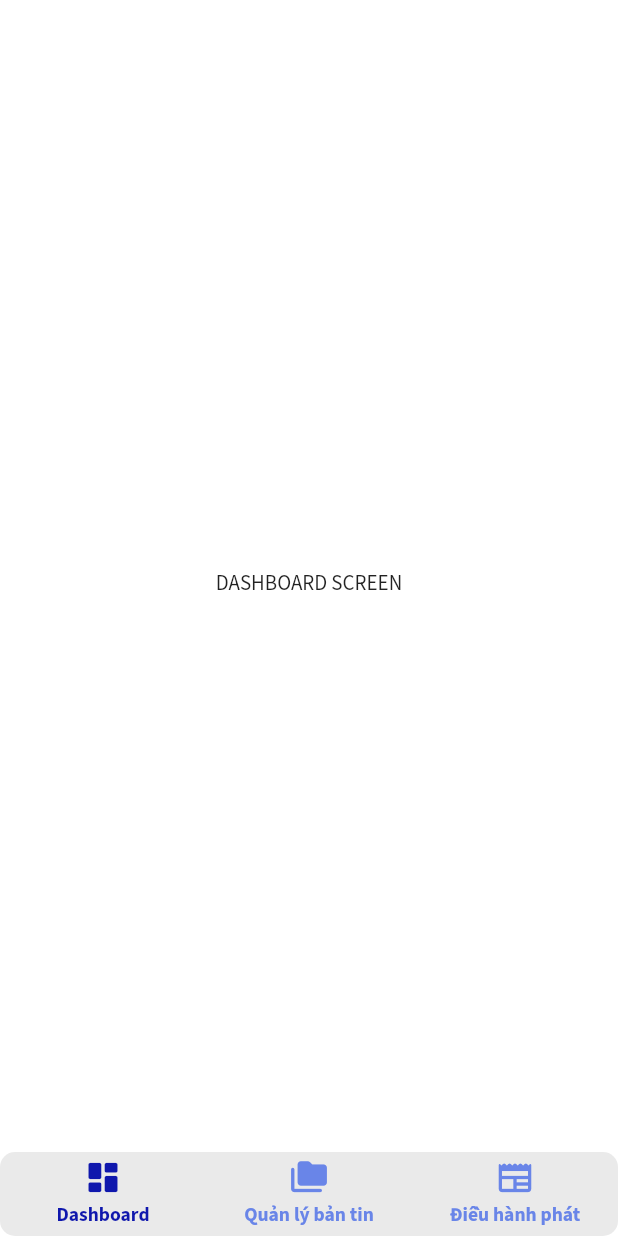
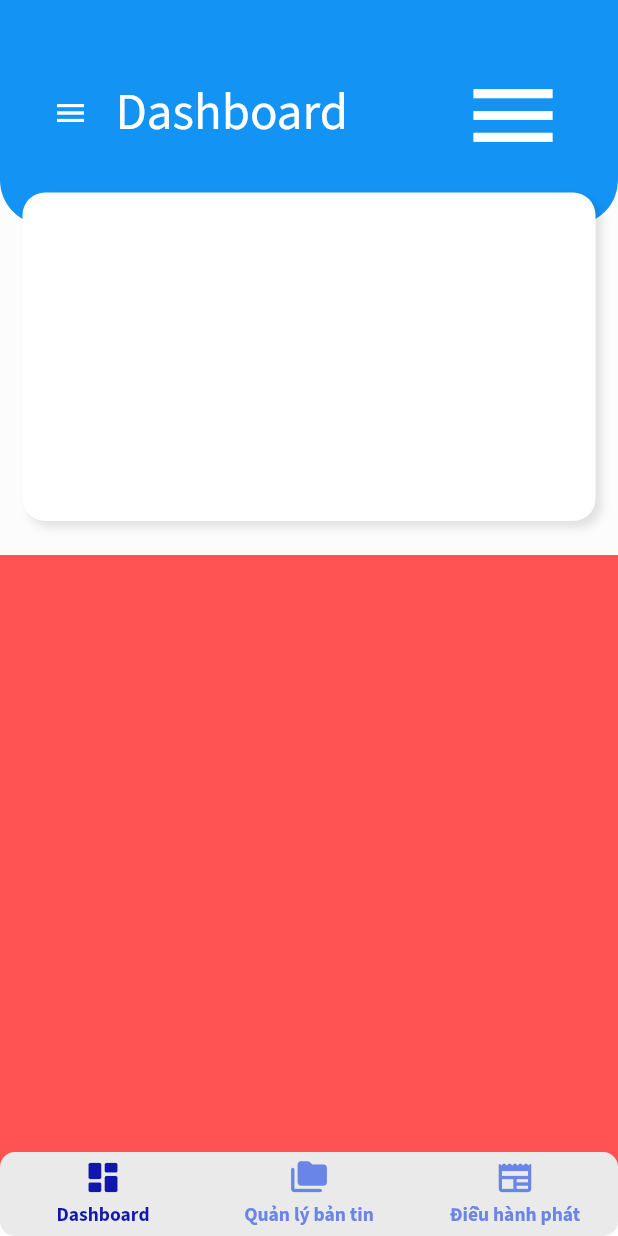
Before and after one commit to huynhthanhbach/mobile_ics_flutter, a Flutter app: the screen it shows after launch, on a phone screen of 412 x 824 dp. Run offline on Flutter 3.47's test engine with Material 2 defaults, Android fonts, the phone set to English and light mode, and no system bars; drawn by our look-alikes of persistent_bottom_nav_bar, persistent_bottom_nav_bar_v2; our stand-ins replace get, google_fonts.

Commit message:
update package

```diff
--- a/lib/controllers/home_controller.dart
+++ b/lib/controllers/home_controller.dart
@@ -4,7 +4,7 @@ import 'package:mobile_ics_flutter/core/helpers/constants.dart';
 import 'package:mobile_ics_flutter/views/dashboard/dashboard_screen.dart';
 import 'package:mobile_ics_flutter/views/news_management/news_management_screen.dart';
 import 'package:mobile_ics_flutter/views/operator/operator_screen.dart';
-import 'package:persistent_bottom_nav_bar/persistent-tab-view.dart';
+import 'package:persistent_bottom_nav_bar_v2/persistent-tab-view.dart';
 
 class HomeController extends GetxController {
   late PersistentTabController tabController;
--- a/lib/views/dashboard/dashboard_screen.dart
+++ b/lib/views/dashboard/dashboard_screen.dart
@@ -5,18 +5,101 @@ class DashboardScreen extends StatelessWidget {
 
   @override
   Widget build(BuildContext context) {
+    var size = MediaQuery.of(context).size;
     return Scaffold(
-      appBar: null,
       body: SafeArea(
+        child: SingleChildScrollView(
           child: Container(
+            width: double.infinity,
+            decoration: const BoxDecoration(
               color: Colors.white,
+            ),
+            child: Column(
+              children: [
+                Container(
+                  color: const Color(0xFFFCFCFC),
+                  height: 370,
+                  width: size.width,
+                  child: Stack(
+                    children: [
+                      Container(
+                        height: 150,
+                        decoration: const BoxDecoration(
+                          color: Color(0xFF1393f4),
+                          borderRadius: BorderRadius.only(
+                            bottomLeft: Radius.circular(30),
+                            bottomRight: Radius.circular(30),
+                          ),
+                        ),
+                        child: Column(
+                          mainAxisAlignment: MainAxisAlignment.center,
+                          children: [
+                            Container(
+                              height: 66,
+                              margin: const EdgeInsets.symmetric(
+                                horizontal: 35,
+                              ),
                               child: Row(
-            mainAxisAlignment: MainAxisAlignment.center,
+                                mainAxisAlignment:
+                                    MainAxisAlignment.spaceBetween,
+                                children: [
+                                  SizedBox(
+                                    child: Row(
                                       children: const [
-              Center(
-                child: Text("DASHBOARD SCREEN"),
+                                        Icon(
+                                          Icons.menu,
+                                          color: Colors.white,
+                                        ),
+                                        SizedBox(
+                                          width: 18,
+                                        ),
+                                        Text(
+                                          "Dashboard",
+                                          style: TextStyle(
+                                            color: Colors.white,
+                                            fontSize: 34,
+                                          ),
                                         )
                                       ],
+                                    ),
+                                  ),
+                                  const Icon(
+                                    Icons.menu,
+                                    size: 70,
+                                    color: Colors.white,
+                                  ),
+                                ],
+                              ),
+                            )
+                          ],
+                        ),
+                      ),
+                      Align(
+                        alignment: const Alignment(0, .7),
+                        child: Container(
+                          height: 219,
+                          margin: const EdgeInsets.symmetric(horizontal: 15),
+                          decoration: BoxDecoration(
+                              color: Colors.white,
+                              borderRadius: BorderRadius.circular(15),
+                              boxShadow: [
+                                BoxShadow(
+                                  color: Colors.black.withOpacity(0.1),
+                                  offset: const Offset(4, 4),
+                                  blurRadius: 4,
+                                ),
+                              ]),
+                        ),
+                      )
+                    ],
+                  ),
+                ),
+                Container(
+                  color: Colors.redAccent,
+                  height: 500,
+                )
+              ],
+            ),
           ),
         ),
       ),
--- a/lib/views/home/home_screen.dart
+++ b/lib/views/home/home_screen.dart
@@ -1,7 +1,7 @@
 import 'package:flutter/material.dart';
 import 'package:get/get.dart';
 import 'package:mobile_ics_flutter/controllers/home_controller.dart';
-import 'package:persistent_bottom_nav_bar/persistent-tab-view.dart';
+import 'package:persistent_bottom_nav_bar_v2/persistent-tab-view.dart';
 
 class HomeScreen extends GetWidget<HomeController> {
   const HomeScreen({Key? key}) : super(key: key);
--- a/pubspec.yaml
+++ b/pubspec.yaml
@@ -40,7 +40,7 @@ dependencies:
   google_fonts: ^3.0.1
 
   #Bottom nav bar
-  persistent_bottom_nav_bar: ^4.0.2
+  persistent_bottom_nav_bar_v2: ^4.2.3
 
   # State management
   get: ^4.6.5
@@ -73,6 +73,7 @@ flutter:
   assets:
      - assets/images/
      - assets/icons/
+     - assets/fonts/
 
   # An image asset can refer to one or more resolution-specific "variants", see
   # https://flutter.dev/assets-and-images/#resolution-aware
```
Also changed, not shown: assets/icons/avt.png (added), assets/icons/menu.png (added), pubspec.lock, 1 other file. Lines whose indentation alone changed are shown as unchanged.
